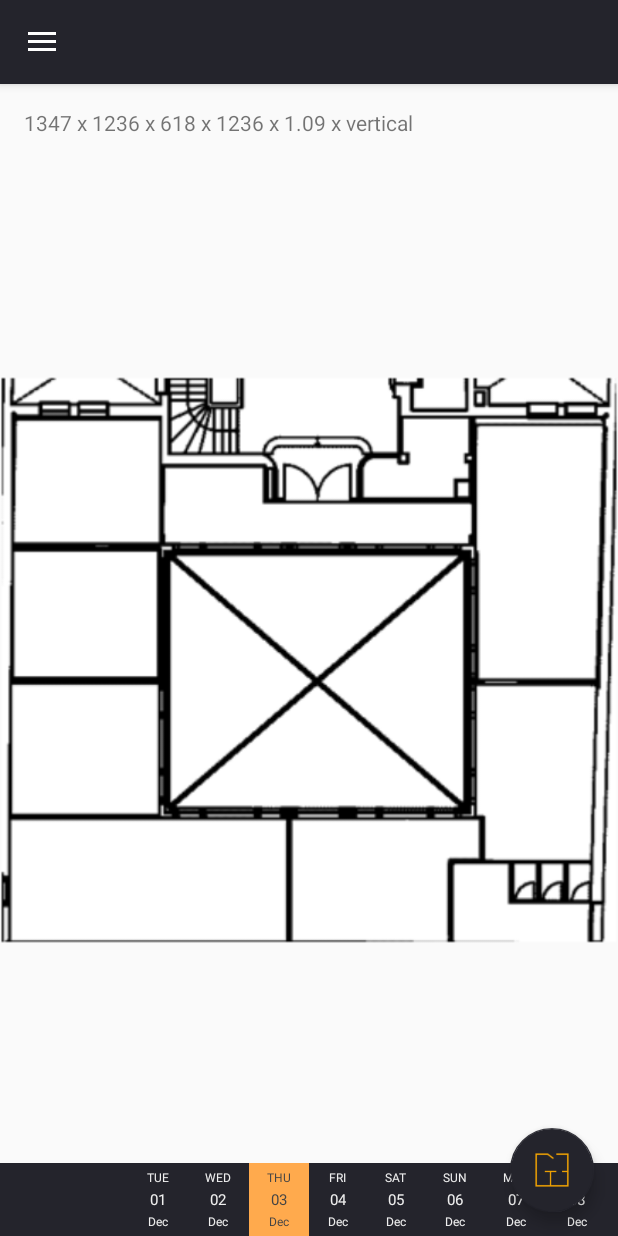
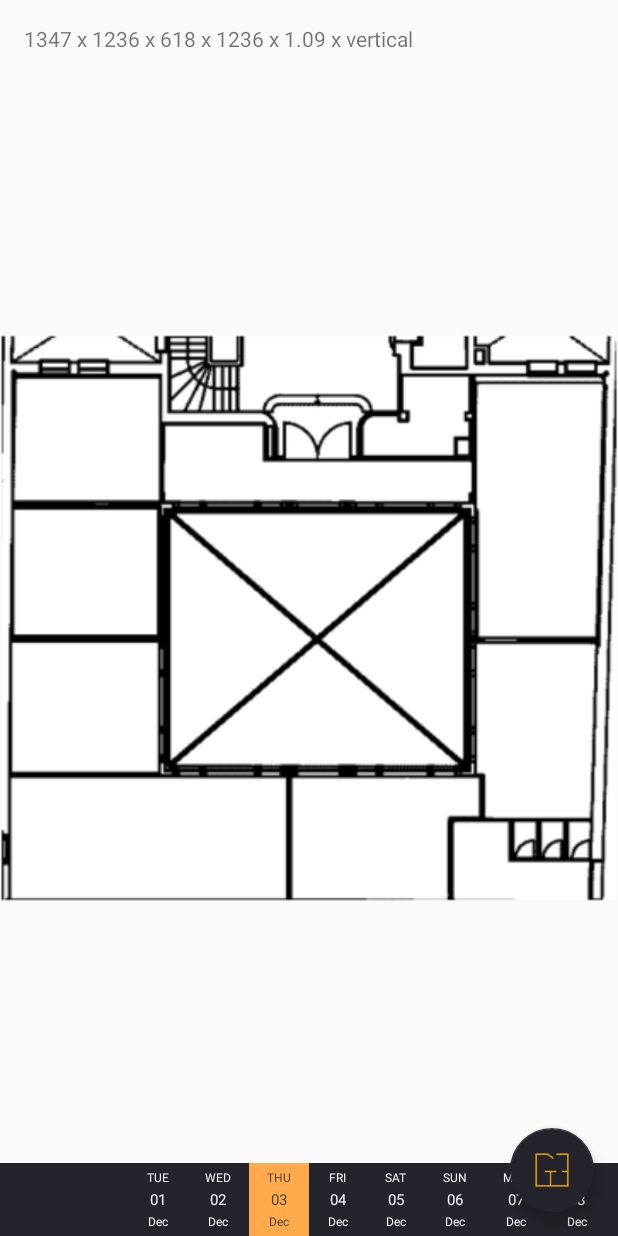
Before and after one commit to APPtuality/Cubelizer, an Android app: the MainActivity screen opened directly, with no data from a screen before it, on a phone screen of 412 x 824 dp. Run offline under Robolectric (Android 15) with nearby library versions, the phone set to English and light mode, and no system bars; libraries missing offline, so code that uses them is left out: net.danlew.android; 3 statements that could not run were skipped.

Commit message:
Interfaz y cambio Gradle
Cambio de:
-Ajusstar gradle para quitar fallo al generar .APK
-Icono botones a walk
-Quitar toolbar
-Ajustar animacion fab1,fab2,fab3

```diff
--- a/app/build.gradle
+++ b/app/build.gradle
@@ -1,15 +1,22 @@
 apply plugin: 'com.android.application'
 
 android {
+    useLibrary 'org.apache.http.legacy'
     compileSdkVersion 24
     buildToolsVersion "25.0.0"
     defaultConfig {
+
         applicationId "com.app.talentum.cubelizer.cubelizer"
         minSdkVersion 15
         targetSdkVersion 24
         versionCode 1
         versionName "1.0"
         testInstrumentationRunner "android.support.test.runner.AndroidJUnitRunner"
+        multiDexEnabled true
+
+    }
+    dexOptions {
+        preDexLibraries = false
     }
     buildTypes {
         release {
@@ -34,8 +41,8 @@ dependencies {
     compile 'com.getbase:floatingactionbutton:1.10.1'
     compile 'com.android.support:cardview-v7:24.1.0'
     compile 'com.android.support:recyclerview-v7:24.1.0'
-    compile files('libs/apache-httpcomponents-httpclient.jar')
-    compile files('libs/httpcore-4.2.3.jar')
+    compile group: 'org.apache.httpcomponents' , name: 'httpclient-android' , version: '4.3.5.1'
+
     compile 'com.google.code.gson:gson:2.3'
     compile 'net.danlew:android.joda:2.9.5'
 }
--- a/app/src/main/java/com/app/talentum/cubelizer/cubelizer/MainActivity.java
+++ b/app/src/main/java/com/app/talentum/cubelizer/cubelizer/MainActivity.java
@@ -88,9 +88,7 @@ public class MainActivity extends AppCompatActivity implements NavigationView.On
                 Snackbar.make(parentLayout, "Seleted Day: " + day, Snackbar.LENGTH_SHORT).show();
             }
         });
-        //Barra de Navegación
-        Toolbar toolbar = (Toolbar) findViewById(R.id.toolbar);
-        //setSupportActionBar(toolbar);
+
 
         //Recogemos los datos del LoginActivity
         Bundle extras = getIntent().getExtras();
@@ -101,7 +99,7 @@ public class MainActivity extends AppCompatActivity implements NavigationView.On
         zoom();
         //Menú hamburguesa
         DrawerLayout drawer = (DrawerLayout) findViewById(R.id.drawer_layout);
-        ActionBarDrawerToggle toggle = new ActionBarDrawerToggle(this, drawer, toolbar, R.string.navigation_drawer_open, R.string.navigation_drawer_close);
+        ActionBarDrawerToggle toggle = new ActionBarDrawerToggle(this, drawer, R.string.navigation_drawer_open, R.string.navigation_drawer_close);
         drawer.setDrawerListener(toggle);
         toggle.syncState();
 
@@ -136,7 +134,7 @@ public class MainActivity extends AppCompatActivity implements NavigationView.On
         fab.setOnClickListener(new View.OnClickListener() {
             @Override
             public void onClick(View view) {
-                mostrarPlano();
+
                 if (FAB_Status == false) {
                     //Display FAB menu
                     expandFAB();
--- /dev/null
+++ b/app/src/main/res/layout-land/app_bar_main.xml
@@ -0,0 +1,36 @@
+<?xml version="1.0" encoding="utf-8"?>
+<android.support.design.widget.CoordinatorLayout xmlns:android="http://schemas.android.com/apk/res/android"
+    xmlns:app="http://schemas.android.com/apk/res-auto"
+    android:id="@+id/coordinatorLayout"
+    xmlns:tools="http://schemas.android.com/tools"
+    android:layout_width="match_parent"
+    android:layout_height="match_parent"
+    android:fitsSystemWindows="true"
+    tools:context="com.app.talentum.cubelizer.cubelizer.MainActivity">
+
+    <android.support.design.widget.AppBarLayout
+        android:layout_width="match_parent"
+        android:layout_height="wrap_content"
+        android:theme="@style/AppTheme.AppBarOverlay">
+
+    </android.support.design.widget.AppBarLayout>
+
+    <include layout="@layout/content_main" />
+
+
+    <include layout="@layout/app_calendar" />
+    <include layout="@layout/fab_layout"
+        android:layout_width="match_parent"
+        android:layout_height="match_parent" />
+
+    <android.support.design.widget.FloatingActionButton
+        android:id="@+id/fab"
+        android:layout_width="wrap_content"
+        android:layout_height="wrap_content"
+        android:layout_gravity="bottom|end"
+        android:layout_margin="@dimen/fab_margin"
+        app:srcCompat="@drawable/ic_floor_orange"
+        app:layout_behavior=".Scrolling_Floating_Action_Button.FAB_Float_on_Scroll"/>
+
+
+</android.support.design.widget.CoordinatorLayout>
--- a/app/src/main/res/layout/app_bar_main.xml
+++ b/app/src/main/res/layout/app_bar_main.xml
@@ -13,17 +13,15 @@ tools:context="com.app.talentum.cubelizer.cubelizer.MainActivity">
     android:layout_height="wrap_content"
     android:theme="@style/AppTheme.AppBarOverlay">
 
-    <android.support.v7.widget.Toolbar
-        android:id="@+id/toolbar"
-        android:layout_width="match_parent"
-        android:layout_height="?attr/actionBarSize"
-        android:background="@color/fondoOscuro"
-        app:popupTheme="@style/AppTheme.PopupOverlay" />
-
 </android.support.design.widget.AppBarLayout>
 
 <include layout="@layout/content_main" />
 
+
+<include layout="@layout/app_calendar" />
+<include layout="@layout/fab_layout"
+    android:layout_width="match_parent"
+    android:layout_height="match_parent" />
 
 <android.support.design.widget.FloatingActionButton
     android:id="@+id/fab"
@@ -35,9 +33,4 @@ tools:context="com.app.talentum.cubelizer.cubelizer.MainActivity">
     app:layout_behavior=".Scrolling_Floating_Action_Button.FAB_Float_on_Scroll"/>
 
 
-    <include layout="@layout/app_calendar" />
-<include layout="@layout/fab_layout" />
-
-
-
 </android.support.design.widget.CoordinatorLayout>
--- a/app/src/main/res/layout/fab_layout.xml
+++ b/app/src/main/res/layout/fab_layout.xml
@@ -21,7 +21,7 @@
         android:layout_height="wrap_content"
         android:layout_gravity="bottom|end"
         android:layout_margin="@dimen/fab_margin"
-        android:src="@drawable/ic_thermometer_dark"
+        android:src="@drawable/ic_walk_dark"
         android:visibility="invisible"
         app:backgroundTint="@color/colorNaranja"
         app:fabSize="mini" />
--- a/app/src/main/res/menu/activity_main_drawer.xml
+++ b/app/src/main/res/menu/activity_main_drawer.xml
@@ -21,8 +21,8 @@
                 />
             <item
                 android:id="@+id/nav_calor"
-                android:icon="@drawable/ic_thermometer_oraneg"
-                android:title="Plan + Temperature" />
+                android:icon="@drawable/ic_walk_orange"
+                android:title="Plan + People" />
             <item
                 android:id="@+id/nav_todo"
                 android:icon="@drawable/ic_filled_orange"
```
Also changed, not shown: app/libs/apache-httpcomponents-httpclient.jar (deleted), app/libs/httpcore-4.2.3.jar (deleted), 3 other files.
